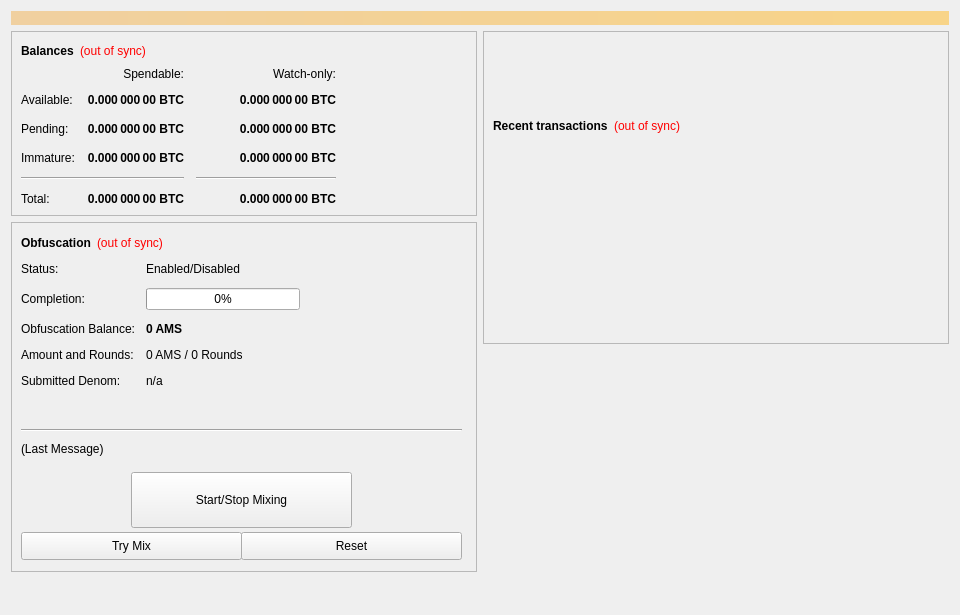
First picture: the form in src/qt/forms/overviewpage.ui, repository SpacemanSpliff99/AmsterdamCoin-v4, before the edit.
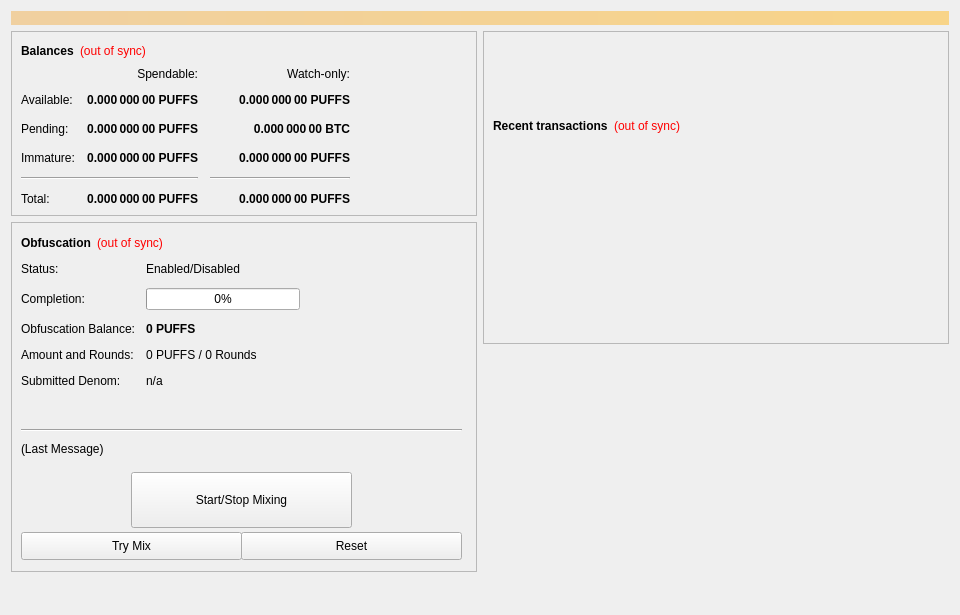
Second picture: the form after the edit.

The edit to the form file:
```diff
--- a/src/qt/forms/overviewpage.ui
+++ b/src/qt/forms/overviewpage.ui
@@ -143,7 +143,7 @@
                <string>Total of transactions that have yet to be confirmed, and do not yet count toward the spendable balance</string>
               </property>
               <property name="text">
-               <string notr="true">0.000 000 00 BTC</string>
+               <string notr="true">0.000 000 00 PUFFS</string>
               </property>
               <property name="alignment">
                <set>Qt::AlignRight|Qt::AlignTrailing|Qt::AlignVCenter</set>
@@ -168,7 +168,7 @@
                <string>Staked or masternode rewards in watch-only addresses that has not yet matured</string>
               </property>
               <property name="text">
-               <string notr="true">0.000 000 00 BTC</string>
+               <string notr="true">0.000 000 00 PUFFS</string>
               </property>
               <property name="alignment">
                <set>Qt::AlignRight|Qt::AlignTrailing|Qt::AlignVCenter</set>
@@ -226,7 +226,7 @@
                <string>Staked or masternode rewards that has not yet matured</string>
               </property>
               <property name="text">
-               <string notr="true">0.000 000 00 BTC</string>
+               <string notr="true">0.000 000 00 PUFFS</string>
               </property>
               <property name="alignment">
                <set>Qt::AlignRight|Qt::AlignTrailing|Qt::AlignVCenter</set>
@@ -271,7 +271,7 @@
                <string>Your current total balance</string>
               </property>
               <property name="text">
-               <string notr="true">0.000 000 00 BTC</string>
+               <string notr="true">0.000 000 00 PUFFS</string>
               </property>
               <property name="alignment">
                <set>Qt::AlignRight|Qt::AlignTrailing|Qt::AlignVCenter</set>
@@ -296,7 +296,7 @@
                <string>Current total balance in watch-only addresses</string>
               </property>
               <property name="text">
-               <string notr="true">0.000 000 00 BTC</string>
+               <string notr="true">0.000 000 00 PUFFS</string>
               </property>
               <property name="alignment">
                <set>Qt::AlignRight|Qt::AlignTrailing|Qt::AlignVCenter</set>
@@ -338,7 +338,7 @@
                <string>Your current spendable balance</string>
               </property>
               <property name="text">
-               <string notr="true">0.000 000 00 BTC</string>
+               <string notr="true">0.000 000 00 PUFFS</string>
               </property>
               <property name="alignment">
                <set>Qt::AlignRight|Qt::AlignTrailing|Qt::AlignVCenter</set>
@@ -363,7 +363,7 @@
                <string>Your current balance in watch-only addresses</string>
               </property>
               <property name="text">
-               <string notr="true">0.000 000 00 BTC</string>
+               <string notr="true">0.000 000 00 PUFFS</string>
               </property>
               <property name="alignment">
                <set>Qt::AlignRight|Qt::AlignTrailing|Qt::AlignVCenter</set>
@@ -474,7 +474,7 @@
               </font>
              </property>
              <property name="text">
-              <string notr="true">0 AMS</string>
+              <string notr="true">0 PUFFS</string>
              </property>
             </widget>
            </item>
@@ -488,7 +488,7 @@
            <item row="3" column="1">
             <widget class="QLabel" name="labelAmountRounds">
              <property name="text">
-              <string>0 AMS / 0 Rounds</string>
+              <string>0 PUFFS / 0 Rounds</string>
              </property>
             </widget>
            </item>
```
Left out of the diff: 8 changed lines with no effect on the pictures.
